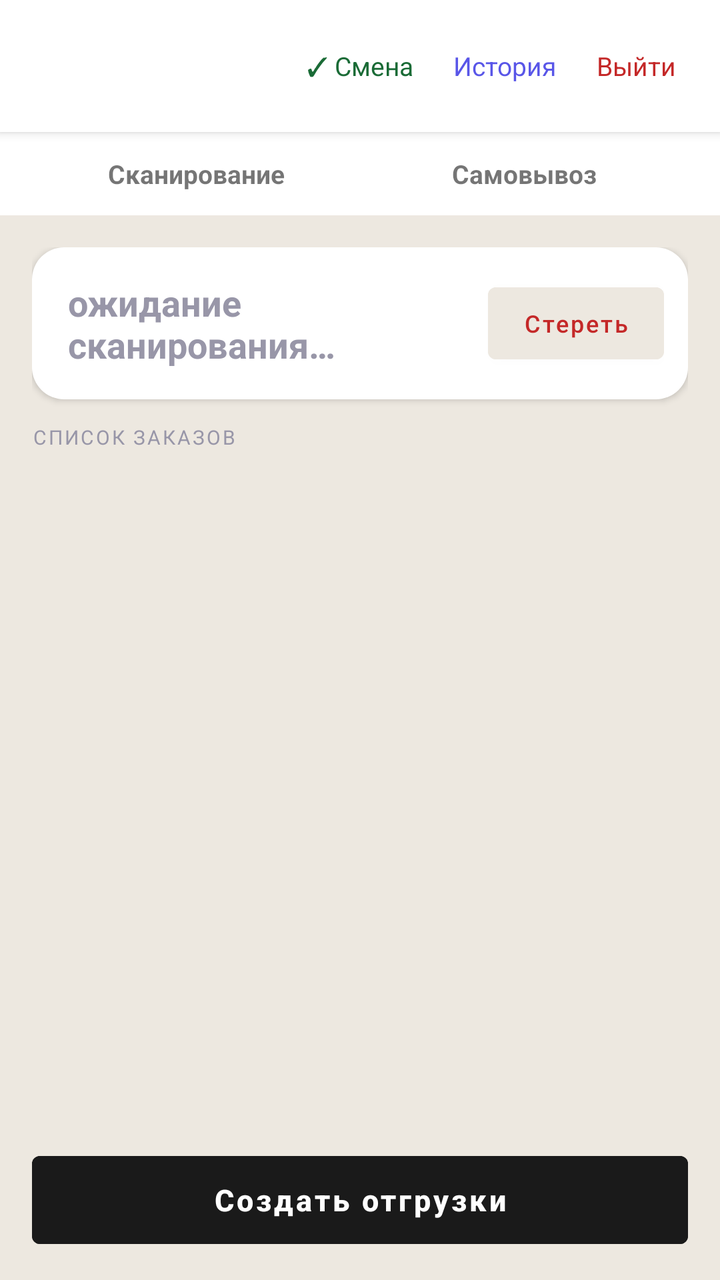
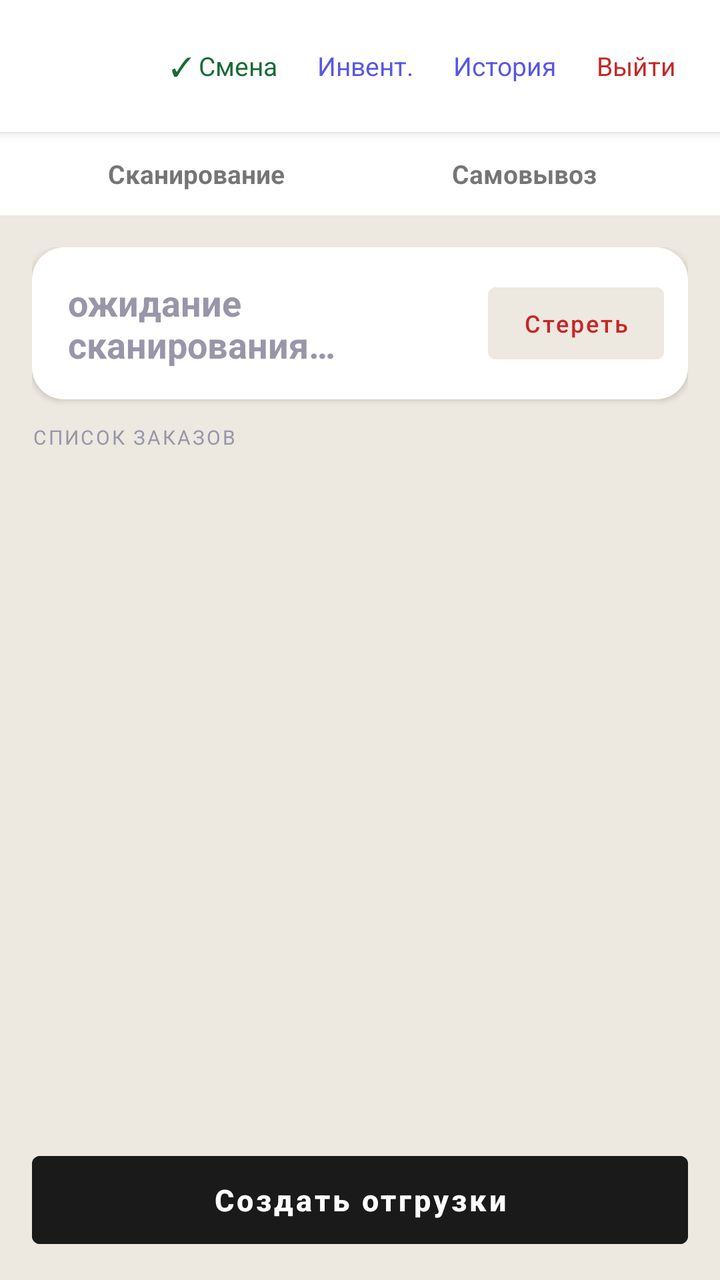

Screens rendered from an Android XML layout before and after an edit, with the pre-edit source and the edit as a unified diff.
<!-- AndroidManifest.xml: application theme Theme.MaterialComponents.DayNight.NoActionBar -->
<!-- res/layout/activity_main.xml -->
<?xml version="1.0" encoding="utf-8"?>
<LinearLayout xmlns:android="http://schemas.android.com/apk/res/android"
    android:layout_width="match_parent"
    android:layout_height="match_parent"
    android:orientation="vertical"
    android:background="@color/background"
    android:fitsSystemWindows="true">

    
    <LinearLayout
        android:layout_width="match_parent"
        android:layout_height="wrap_content"
        android:orientation="horizontal"
        android:gravity="center_vertical"
        android:background="@color/surface"
        android:elevation="3dp"
        android:paddingLeft="20dp"
        android:paddingRight="12dp"
        android:paddingTop="14dp"
        android:paddingBottom="14dp">

        <LinearLayout
            android:layout_width="0dp"
            android:layout_height="wrap_content"
            android:layout_weight="1"
            android:orientation="vertical">

            <TextView
                android:id="@+id/tvUser"
                android:layout_width="wrap_content"
                android:layout_height="wrap_content"
                android:textSize="15sp"
                android:textStyle="bold"
                android:textColor="@color/on_background"
                android:letterSpacing="0.01"/>

            <TextView
                android:id="@+id/tvSession"
                android:layout_width="wrap_content"
                android:layout_height="wrap_content"
                android:textSize="11sp"
                android:textColor="@color/secondary"
                android:letterSpacing="0.04"
                android:layout_marginTop="2dp"/>
        </LinearLayout>

        <TextView
            android:id="@+id/tvEndShift"
            android:layout_width="wrap_content"
            android:layout_height="wrap_content"
            android:text="✓ Смена"
            android:textSize="13sp"
            android:textColor="@color/success"
            android:padding="10dp"/>

        <TextView
            android:id="@+id/tvHistory"
            android:layout_width="wrap_content"
            android:layout_height="wrap_content"
            android:text="История"
            android:textSize="13sp"
            android:textColor="@color/primary"
            android:padding="10dp"/>

        <TextView
            android:id="@+id/tvLogout"
            android:layout_width="wrap_content"
            android:layout_height="wrap_content"
            android:text="Выйти"
            android:textSize="13sp"
            android:textColor="@color/error"
            android:padding="10dp"/>
    </LinearLayout>

    
    <LinearLayout
        android:layout_width="match_parent"
        android:layout_height="wrap_content"
        android:orientation="horizontal"
        android:background="@color/surface"
        android:paddingLeft="16dp"
        android:paddingRight="16dp">

        <TextView
            android:id="@+id/tabScan"
            android:layout_width="0dp"
            android:layout_height="wrap_content"
            android:layout_weight="1"
            android:text="Сканирование"
            android:textSize="13sp"
            android:textStyle="bold"
            android:gravity="center"
            android:paddingTop="12dp"
            android:paddingBottom="12dp"/>

        <TextView
            android:id="@+id/tabPickup"
            android:layout_width="0dp"
            android:layout_height="wrap_content"
            android:layout_weight="1"
            android:text="Самовывоз"
            android:textSize="13sp"
            android:textStyle="bold"
            android:gravity="center"
            android:paddingTop="12dp"
            android:paddingBottom="12dp"/>
    </LinearLayout>

    
    <FrameLayout
        android:layout_width="match_parent"
        android:layout_height="0dp"
        android:layout_weight="1">

        
        <LinearLayout
            android:id="@+id/paneScan"
            android:layout_width="match_parent"
            android:layout_height="match_parent"
            android:orientation="vertical"
            android:paddingLeft="16dp"
            android:paddingRight="16dp"
            android:paddingTop="16dp"
            android:paddingBottom="0dp">

            
            <LinearLayout
                android:layout_width="match_parent"
                android:layout_height="wrap_content"
                android:orientation="horizontal"
                android:gravity="center_vertical"
                android:background="@drawable/card_bg"
                android:elevation="2dp"
                android:paddingLeft="18dp"
                android:paddingRight="12dp"
                android:paddingTop="14dp"
                android:paddingBottom="14dp"
                android:layout_marginBottom="12dp">

                <TextView
                    android:id="@+id/tvScanBuffer"
                    android:layout_width="0dp"
                    android:layout_height="wrap_content"
                    android:layout_weight="1"
                    android:textSize="18sp"
                    android:textStyle="bold"
                    android:textColor="@color/primary"
                    android:hint="ожидание сканирования…"
                    android:textColorHint="@color/secondary"/>

                <Button
                    android:id="@+id/btnClear"
                    android:layout_width="wrap_content"
                    android:layout_height="wrap_content"
                    android:text="Стереть"
                    android:textSize="12sp"
                    android:textAllCaps="false"
                    android:textColor="@color/error"
                    android:backgroundTint="@color/background"
                    android:paddingLeft="14dp"
                    android:paddingRight="14dp"/>
            </LinearLayout>

            <TextView
                android:layout_width="match_parent"
                android:layout_height="wrap_content"
                android:text="СПИСОК ЗАКАЗОВ"
                android:textSize="10sp"
                android:textColor="@color/secondary"
                android:letterSpacing="0.1"
                android:layout_marginBottom="10dp"/>

            <ScrollView
                android:id="@+id/svScan"
                android:layout_width="match_parent"
                android:layout_height="0dp"
                android:layout_weight="1"
                android:scrollbars="none">

                <LinearLayout
                    android:id="@+id/llScanList"
                    android:layout_width="match_parent"
                    android:layout_height="wrap_content"
                    android:orientation="vertical"
                    android:paddingBottom="8dp"/>
            </ScrollView>

            <Button
                android:id="@+id/btnCreate"
                android:layout_width="match_parent"
                android:layout_height="56dp"
                android:layout_marginTop="8dp"
                android:layout_marginBottom="12dp"
                android:text="Создать отгрузки"
                android:textSize="15sp"
                android:textStyle="bold"
                android:textAllCaps="false"
                android:textColor="@color/on_primary"
                android:backgroundTint="@color/on_background"
                android:enabled="false"/>
        </LinearLayout>

        
        <LinearLayout
            android:id="@+id/panePickup"
            android:layout_width="match_parent"
            android:layout_height="match_parent"
            android:orientation="vertical"
            android:padding="16dp"
            android:visibility="gone">

            <LinearLayout
                android:layout_width="match_parent"
                android:layout_height="wrap_content"
                android:orientation="horizontal"
                android:gravity="center_vertical"
                android:background="@drawable/card_bg"
                android:elevation="2dp"
                android:paddingLeft="18dp"
                android:paddingRight="12dp"
                android:paddingTop="14dp"
                android:paddingBottom="14dp"
                android:layout_marginBottom="12dp">

                <TextView
                    android:id="@+id/tvPickupStatus"
                    android:layout_width="0dp"
                    android:layout_height="wrap_content"
                    android:layout_weight="1"
                    android:text="Загрузка самовывозов…"
                    android:textSize="13sp"
                    android:textColor="@color/secondary"/>

                <Button
                    android:id="@+id/btnPickupRefresh"
                    android:layout_width="wrap_content"
                    android:layout_height="wrap_content"
                    android:text="↻"
                    android:textSize="16sp"
                    android:textAllCaps="false"
                    android:textColor="@color/primary"
                    android:backgroundTint="@android:color/transparent"/>
            </LinearLayout>

            <TextView
                android:layout_width="match_parent"
                android:layout_height="wrap_content"
                android:text="ЗАКАЗЫ САМОВЫВОЗА"
                android:textSize="10sp"
                android:textColor="@color/secondary"
                android:letterSpacing="0.1"
                android:layout_marginBottom="10dp"/>

            <ScrollView
                android:id="@+id/svPickup"
                android:layout_width="match_parent"
                android:layout_height="0dp"
                android:layout_weight="1"
                android:scrollbars="none">

                <LinearLayout
                    android:id="@+id/llPickupList"
                    android:layout_width="match_parent"
                    android:layout_height="wrap_content"
                    android:orientation="vertical"/>
            </ScrollView>
        </LinearLayout>

    </FrameLayout>

</LinearLayout>
<!-- resources referenced by this layout -->
<resources>
  <color name="background">#EDE8E0</color>
  <color name="error">#C42828</color>
  <color name="on_background">#1A1A1A</color>
  <color name="on_primary">#FFFFFF</color>
  <color name="primary">#5956E8</color>
  <color name="secondary">#9896A8</color>
  <color name="success">#1A6B36</color>
  <color name="surface">#FFFFFF</color>
  <!-- drawable card_bg (drawable) -->
  <?xml version="1.0" encoding="utf-8"?>
  <shape xmlns:android="http://schemas.android.com/apk/res/android">
      <solid android:color="#FFFFFF"/>
      <corners android:radius="16dp"/>
  </shape>
</resources>

<!-- the commit's change to res/layout/activity_main.xml (unified diff, before → after) -->
@@ -54,6 +54,15 @@
             android:padding="10dp"/>
 
         <TextView
+            android:id="@+id/tvInventory"
+            android:layout_width="wrap_content"
+            android:layout_height="wrap_content"
+            android:text="Инвент."
+            android:textSize="13sp"
+            android:textColor="@color/primary"
+            android:padding="10dp"/>
+
+        <TextView
             android:id="@+id/tvHistory"
             android:layout_width="wrap_content"
             android:layout_height="wrap_content"
